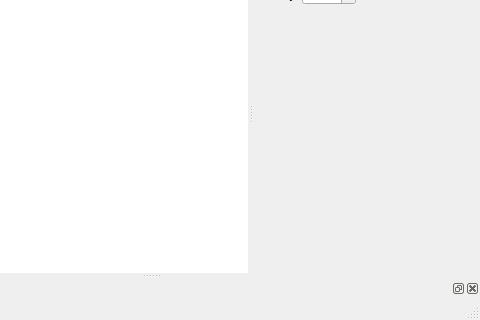
Old version of the form mainwindow.ui in the repository narrowtux/Gatter; both pictures show x 178 to 658 and y 96 to 416 of the 658 by 416 pixel window.
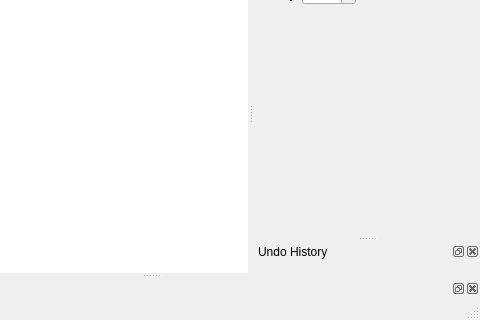
New version of the form. Icons and pictures are not drawn.

The edit to the form file:
```diff
--- a/mainwindow.ui
+++ b/mainwindow.ui
@@ -251,7 +251,7 @@
           <x>0</x>
           <y>0</y>
           <width>226</width>
-          <height>260</height>
+          <height>217</height>
          </rect>
         </property>
         <layout class="QVBoxLayout" name="verticalLayout_3">
@@ -312,6 +312,15 @@
    </attribute>
    <widget class="QWidget" name="dockWidgetContents_2"/>
   </widget>
+  <widget class="QDockWidget" name="dockUndoView">
+   <property name="windowTitle">
+    <string>Undo History</string>
+   </property>
+   <attribute name="dockWidgetArea">
+    <number>2</number>
+   </attribute>
+   <widget class="QWidget" name="dockWidgetContents_3"/>
+  </widget>
   <action name="actionNew">
    <property name="text">
     <string>New</string>
```
